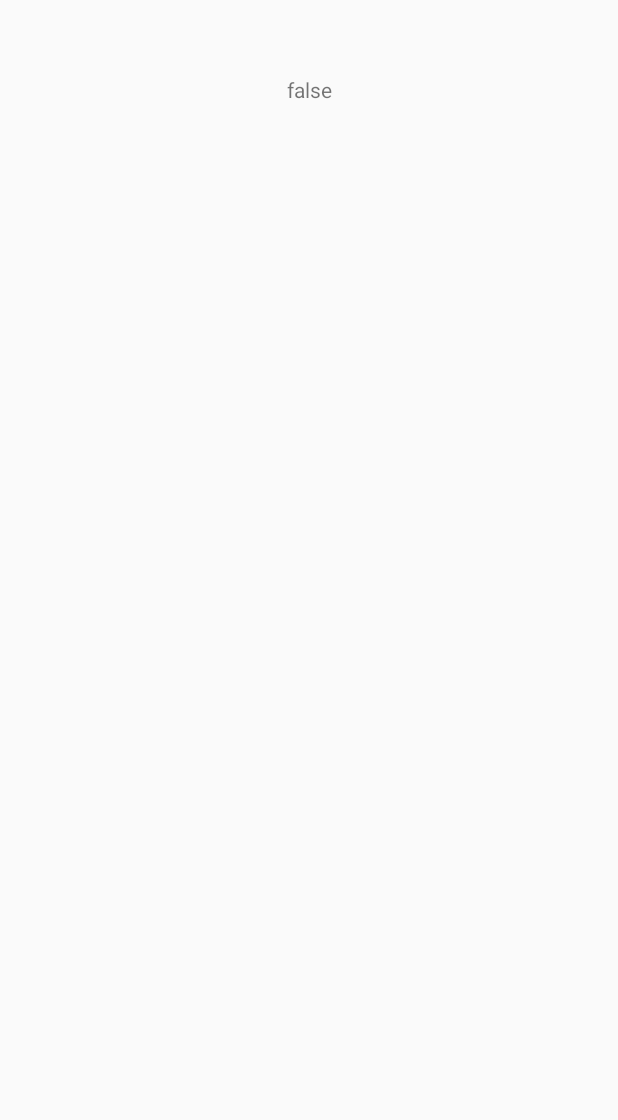
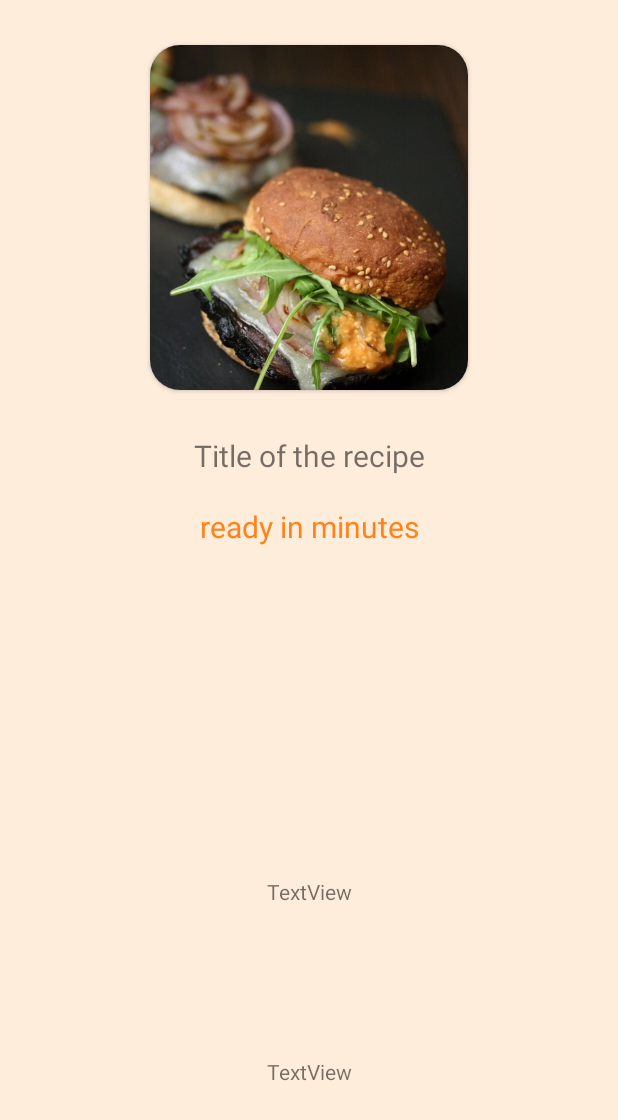
Before and after one commit to pintertamas/feasty, an Android app: the IngredientsScreen screen opened directly, with no data from a screen before it, on a phone screen of 412 x 824 dp. Before the commit the part shown is almost empty. Shown: the top 1120 px of the screen. Run offline under Robolectric (Android 15) with nearby library versions, the phone set to English and light mode, and no system bars; our stand-ins replace Picasso; pictures from the network do not load; 4 statements that could not run were skipped.

Commit message:
the app now calls a different endpoint of the API, since there is more detail available. I replaced the IngredientList.kt with RecipeDetails.kt. Now I need to place the data on the new IngredientsScreen.kt.

```diff
--- a/app/src/main/java/hu/bme/aut/feasty/MainActivity.kt
+++ b/app/src/main/java/hu/bme/aut/feasty/MainActivity.kt
@@ -17,6 +17,7 @@ import androidx.recyclerview.widget.LinearLayoutManager
 import hu.bme.aut.feasty.adapter.IngredientsAdapter
 import hu.bme.aut.feasty.adapter.RecipeListAdapter
 import hu.bme.aut.feasty.databinding.ActivityMainBinding
+import hu.bme.aut.feasty.model.Ingredient
 import hu.bme.aut.feasty.model.Recipe
 import hu.bme.aut.feasty.repository.Repository
 import hu.bme.aut.feasty.viewmodel.RecipeListViewModel
@@ -45,7 +46,6 @@ class MainActivity : AppCompatActivity(), RecipeListAdapter.RecipeItemClickListe
 
                 viewModel.recipeListResponse.observe(this, { response ->
                     if (response.isSuccessful) {
-                        //response.body()?.let { Log.d("Response ", it.toString()) }
                         response.body()?.let {
                             runOnUiThread {
                                 recipeListAdapter.setData(it.recipes)
@@ -96,7 +96,10 @@ class MainActivity : AppCompatActivity(), RecipeListAdapter.RecipeItemClickListe
                 response.body()?.let { Log.d("Response ", it.toString()) }
                 response.body()?.let {
                     runOnUiThread {
+                        //val ingredientList: List<Ingredient> = response.body()!!.ingredients
                         val ingredientIntent = Intent(this@MainActivity, IngredientsScreen::class.java)
+                        ingredientIntent.putExtra("recipe", recipe)
+                        ingredientIntent.putExtra("details", it)
                         startActivity(ingredientIntent)
                     }
                 }
--- a/app/src/main/java/hu/bme/aut/feasty/model/IngredientList.kt
+++ /dev/null
@@ -1,5 +0,0 @@
-package hu.bme.aut.feasty.model
-
-data class IngredientList(
-    var ingredients: MutableList<Ingredients>
-)
--- a/app/src/main/java/hu/bme/aut/feasty/model/Ingredients.kt
+++ /dev/null
@@ -1,6 +0,0 @@
-package hu.bme.aut.feasty.model
-
-data class Ingredients (
-    val name: String,
-    val image: String,
-)
--- a/app/src/main/java/hu/bme/aut/feasty/model/Recipe.kt
+++ b/app/src/main/java/hu/bme/aut/feasty/model/Recipe.kt
@@ -1,6 +1,7 @@
 package hu.bme.aut.feasty.model
 
 import com.google.gson.annotations.SerializedName
+import java.io.Serializable
 
 data class Recipe(
     @SerializedName("id")
@@ -9,4 +10,4 @@ data class Recipe(
     val readyInMinutes: Int,
     @SerializedName("image")
     val imageUri: String
-)
+) : Serializable
--- a/app/src/main/java/hu/bme/aut/feasty/utils/Constants.kt
+++ b/app/src/main/java/hu/bme/aut/feasty/utils/Constants.kt
@@ -4,6 +4,7 @@ class Constants {
 
     companion object {
         const val BASE_URL = "https://spoonacular-recipe-food-nutrition-v1.p.rapidapi.com"
+        const val RAPID_API_KEY = "061bd4ab6dmsh6078975ea7b1babp197554jsnc249ce8ca8a7"
         const val NUMBER_OF_RESULTS = 25
     }
 }
--- a/app/src/main/res/layout/activity_ingredients.xml
+++ b/app/src/main/res/layout/activity_ingredients.xml
@@ -4,30 +4,87 @@
     xmlns:tools="http://schemas.android.com/tools"
     android:layout_width="match_parent"
     android:layout_height="match_parent"
+    android:background="?attr/colorSecondaryVariant"
     tools:context=".IngredientsScreen">
 
+    <androidx.cardview.widget.CardView
+        android:id="@+id/image_card"
+        android:layout_width="match_parent"
+        android:layout_height="230sp"
+        android:layout_marginStart="100dp"
+        android:layout_marginTop="30dp"
+        android:layout_marginEnd="100dp"
+        android:layout_marginBottom="50dp"
+        android:elevation="10dp"
+        app:cardBackgroundColor="@color/white"
+        app:cardCornerRadius="20dp"
+        app:layout_constraintBottom_toTopOf="@+id/title"
+        app:layout_constraintLeft_toLeftOf="parent"
+        app:layout_constraintRight_toRightOf="parent"
+        app:layout_constraintStart_toStartOf="parent"
+        app:layout_constraintTop_toTopOf="parent">
+
+        <ImageView
+            android:id="@+id/recipe_image_card"
+            android:layout_width="match_parent"
+            android:layout_height="match_parent"
+            android:background="@drawable/image_view_with_rounded_border"
+            android:contentDescription="@string/image_of_the_recipe"
+            android:scaleType="centerCrop"
+            android:src="@drawable/food_image_sample">
+
+        </ImageView>
+    </androidx.cardview.widget.CardView>
+
     <TextView
-        android:id="@+id/recipeTitle"
+        android:id="@+id/title"
+
+        android:layout_width="0dp"
+        android:layout_height="wrap_content"
+        android:layout_marginStart="10dp"
+        android:layout_marginTop="30dp"
+        android:layout_marginEnd="10dp"
+        android:text="@string/recipe_title"
+        android:textAlignment="center"
+        android:textSize="20sp"
+        app:layout_constraintEnd_toEndOf="parent"
+        app:layout_constraintStart_toStartOf="parent"
+        app:layout_constraintTop_toBottomOf="@+id/image_card" />
+
+    <TextView
+        android:id="@+id/ready_in_minutes"
+
+        android:layout_width="0dp"
+        android:layout_height="wrap_content"
+        android:layout_marginStart="10dp"
+        android:layout_marginEnd="10dp"
+        android:text="@string/ready_in"
+        android:textAlignment="center"
+        android:textSize="20sp"
+        android:layout_marginTop="20dp"
+        android:textColor="?attr/colorOnPrimary"
+        app:layout_constraintEnd_toEndOf="parent"
+        app:layout_constraintStart_toStartOf="parent"
+        app:layout_constraintTop_toBottomOf="@+id/title" />
+
+    <TextView
+        android:id="@+id/textView2"
         android:layout_width="wrap_content"
         android:layout_height="wrap_content"
-        android:layout_marginStart="20dp"
-        android:layout_marginTop="20dp"
-        android:layout_marginEnd="20dp"
-        android:text="@+id/title"
+        android:text="TextView"
+        app:layout_constraintBottom_toBottomOf="parent"
         app:layout_constraintEnd_toEndOf="parent"
         app:layout_constraintStart_toStartOf="parent"
-        app:layout_constraintTop_toBottomOf="@+id/imageView2" />
+        app:layout_constraintTop_toBottomOf="@+id/textView3" />
 
-    <ImageView
-        android:id="@+id/imageView2"
+    <TextView
+        android:id="@+id/textView3"
         android:layout_width="wrap_content"
-        android:layout_height="0dp"
-        android:layout_marginStart="30dp"
-        android:layout_marginTop="30dp"
-        android:layout_marginEnd="30dp"
-        android:contentDescription="@+id/image"
+        android:layout_height="wrap_content"
+        android:text="TextView"
+        app:layout_constraintBottom_toBottomOf="parent"
         app:layout_constraintEnd_toEndOf="parent"
         app:layout_constraintStart_toStartOf="parent"
-        app:layout_constraintTop_toTopOf="parent"
-        tools:src="@tools:sample/avatars" />
+        app:layout_constraintTop_toBottomOf="@+id/ready_in_minutes" />
+
 </androidx.constraintlayout.widget.ConstraintLayout>
```
Also changed, not shown: app/src/main/java/hu/bme/aut/feasty/IngredientsScreen.kt (+13 -0 lines), app/src/main/java/hu/bme/aut/feasty/adapter/RecipeListAdapter.kt (+0 -10 lines), app/src/main/java/hu/bme/aut/feasty/api/RecipeListAPI.kt (+14 -8 lines), app/src/main/java/hu/bme/aut/feasty/model/Ingredient.kt (added, +21 -0 lines), app/src/main/java/hu/bme/aut/feasty/model/RecipeDetails.kt (added, +22 -0 lines), app/src/main/java/hu/bme/aut/feasty/repository/Repository.kt (+3 -4 lines), app/src/main/java/hu/bme/aut/feasty/viewmodel/RecipeListViewModel.kt (+3 -4 lines).
